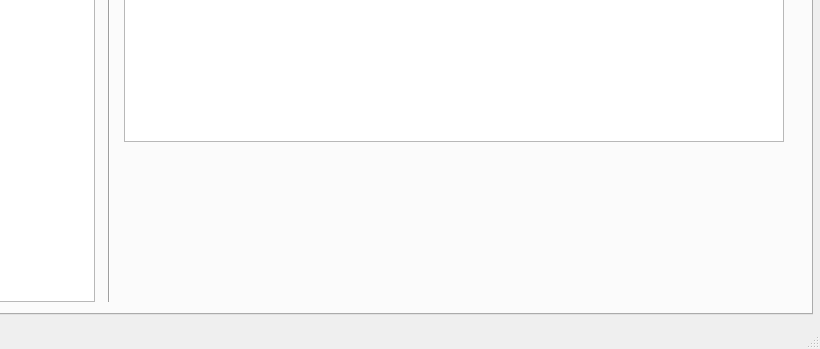
Old version of the form prueba.ui in the repository solglez/gonzalezescolar; both pictures show x 83 to 903 and y 312 to 661 of the 903 by 661 pixel window.
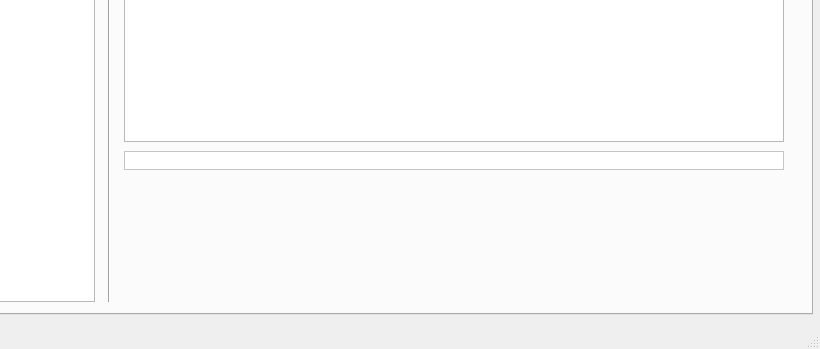
New version of the form. Icons and pictures are not drawn.

Commit message: Guardamos ventas en base de datos y cargar el codigo de la factura en su label al facturarla (para no tener que volver a cargarla de tabla)

Patch:
```diff
--- a/prueba.ui
+++ b/prueba.ui
@@ -1887,6 +1887,41 @@
        <set>Qt::AlignCenter</set>
       </property>
      </widget>
+     <widget class="QLabel" name="lblCodFac_4">
+      <property name="geometry">
+       <rect>
+        <x>200</x>
+        <y>370</y>
+        <width>660</width>
+        <height>19</height>
+       </rect>
+      </property>
+      <property name="maximumSize">
+       <size>
+        <width>660</width>
+        <height>19</height>
+       </size>
+      </property>
+      <property name="font">
+       <font>
+        <pointsize>10</pointsize>
+        <weight>75</weight>
+        <bold>true</bold>
+       </font>
+      </property>
+      <property name="styleSheet">
+       <string notr="true">background-color: rgb(255, 255, 255);</string>
+      </property>
+      <property name="frameShape">
+       <enum>QFrame::StyledPanel</enum>
+      </property>
+      <property name="text">
+       <string/>
+      </property>
+      <property name="alignment">
+       <set>Qt::AlignCenter</set>
+      </property>
+     </widget>
     </widget>
     <widget class="QWidget" name="tab_3">
      <attribute name="title">
```
Left out of the diff: 2 changed lines with no effect on the pictures. The commit also changes 5 other files.
